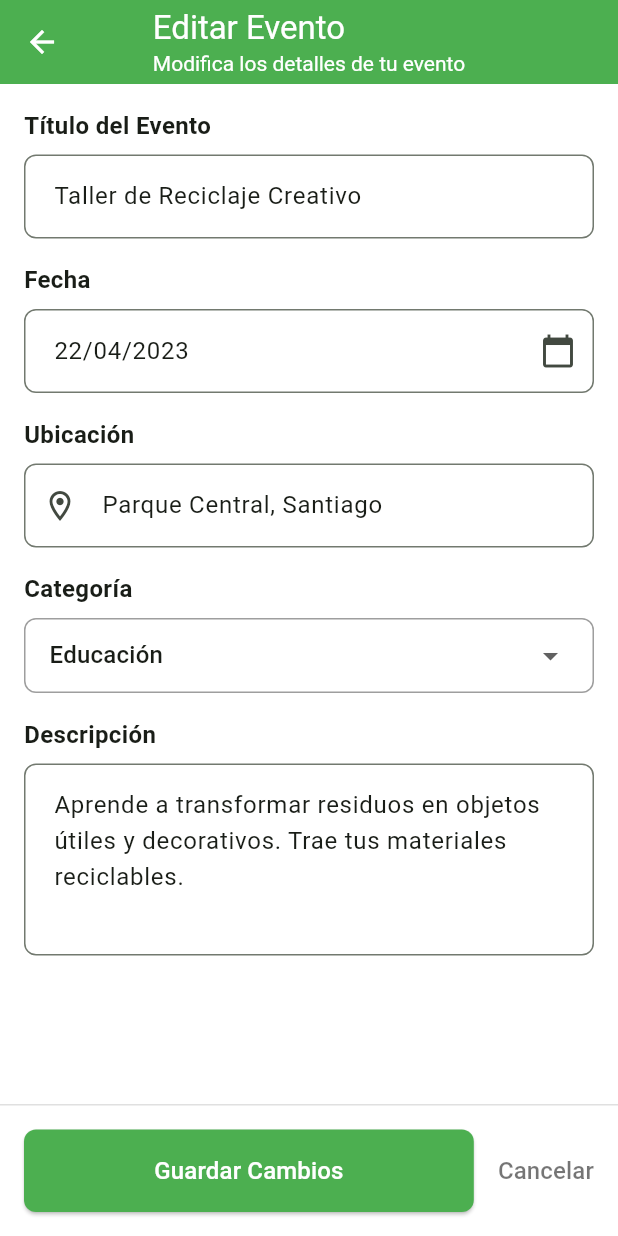
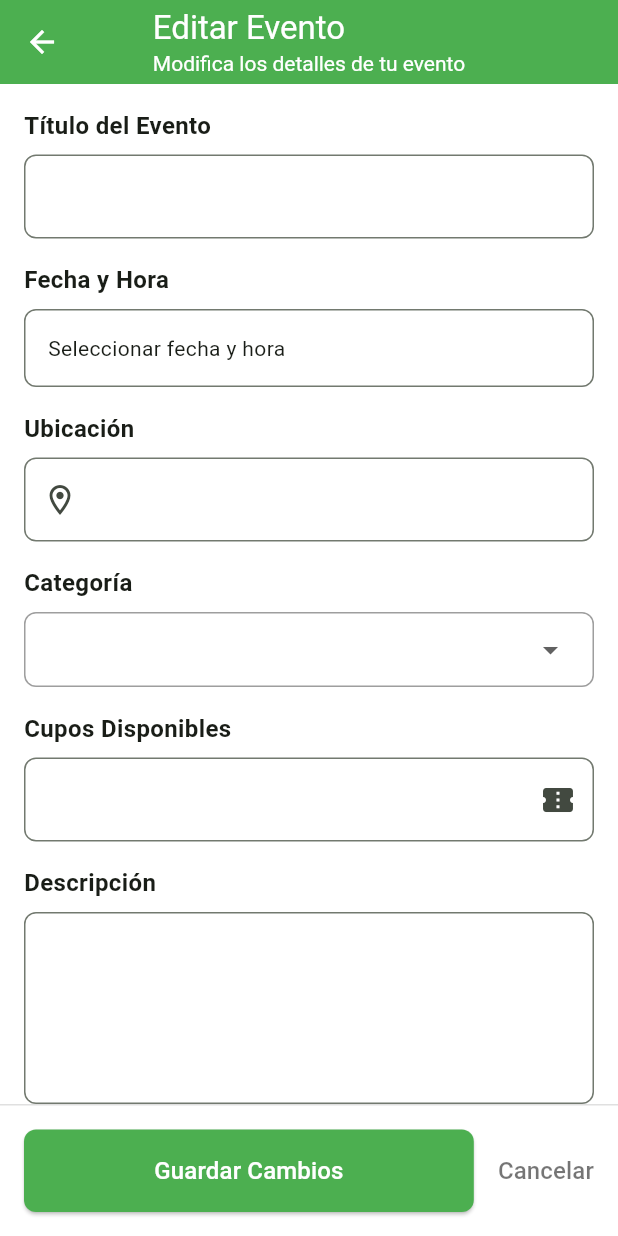
Before and after one commit to Arcangel7651/iguanosquad, a Flutter app: the EventCard widget shown alone on an empty page, opened directly with empty values, after a tap on the "edit" icon, on a phone screen of 412 x 824 dp. Run offline on Flutter 3.47's test engine with Material 3 defaults, Android fonts, the phone set to English and light mode, and no system bars; our stand-ins replace image_picker, shared_preferences, supabase_flutter; accounts and stored records are empty.

Commit message:
edit event visual

```diff
--- a/lib/main.dart
+++ b/lib/main.dart
@@ -4,6 +4,8 @@ import 'config/routes.dart';
 import 'package:supabase_flutter/supabase_flutter.dart';
 
 Future<void> main() async {
+  WidgetsFlutterBinding.ensureInitialized();
+  print("iniciando.....");
   await Supabase.initialize(
     url: 'https://eqpfcemfmfoupwoouksi.supabase.co',
     anonKey:
--- a/lib/screens/edit_event_screen.dart
+++ b/lib/screens/edit_event_screen.dart
@@ -1,7 +1,82 @@
 import 'package:flutter/material.dart';
+import 'package:iguanosquad/services/actividad_service.dart';
+import 'package:intl/intl.dart';
+import 'package:supabase_flutter/supabase_flutter.dart';
 
-class EditEventScreen extends StatelessWidget {
-  const EditEventScreen({Key? key}) : super(key: key);
+class EditEventScreen extends StatefulWidget {
+  final String nombre;
+  final DateTime fechaDesde;
+  const EditEventScreen(
+      {Key? key, required this.nombre, required this.fechaDesde})
+      : super(key: key);
+
+  @override
+  State<EditEventScreen> createState() => _EditEventScreenState();
+}
+
+class _EditEventScreenState extends State<EditEventScreen> {
+  final tituloController = TextEditingController();
+  final fechaController = TextEditingController();
+  final ubicacionController = TextEditingController();
+  final descripcionController = TextEditingController();
+  final cuposdisponiblesContrroller = TextEditingController();
+  final materialesController = TextEditingController();
+  final tipoActividadController = TextEditingController();
+  String? categoriaSeleccionada;
+  final userIdd = Supabase.instance.client.auth.currentUser?.id;
+  DateTime? _selectedDate;
+  bool cargando = true;
+
+  @override
+  void initState() {
+    super.initState();
+    cargarDatos();
+  }
+
+  Future<void> cargarDatos() async {
+    final actividades = await ActivityService().obtenerActividades(
+        nombre: widget.nombre, fechaDesde: widget.fechaDesde, userId: userIdd);
+
+    if (actividades.isNotEmpty) {
+      final actividad = actividades.first;
+
+      print("Estis son los originales");
+      print("Este es el nombre: ${actividad.nombre}");
+      print("Este es el nombre: ${actividad.fechaHora}");
+      print("Este es el nombre: ${actividad.ubicacion}");
+      print("Este es el nombre: ${actividad.descripcion}");
+      print("Este es el nombre: ${actividad.tipoCategoria}");
+/**/
+      print("Este es el nombre: ${actividad.disponibilidadCupos}");
+      print("Este es el nombre: ${actividad.materialesRequeridos}");
+      print("Este es el nombre: ${actividad.tipoActividad}");
+
+      tituloController.text = actividad.nombre;
+      fechaController.text = actividad.fechaHora.toString().split(' ')[0];
+      ubicacionController.text = actividad.ubicacion!;
+      descripcionController.text = actividad.descripcion!;
+      categoriaSeleccionada = actividad.tipoCategoria;
+      _selectedDate = actividad.fechaHora;
+      cuposdisponiblesContrroller.text =
+          actividad.disponibilidadCupos.toString();
+      materialesController.text = actividad.materialesRequeridos!;
+      tipoActividadController.text = actividad.tipoActividad!;
+    }
+
+    setState(() {
+      cargando = false;
+    });
+  }
+
+  void guardarDatos() {
+    print("Estis son los cambios");
+    print("Este es el nombre: ${tituloController.text}");
+    print("Este es el nombre: ${_selectedDate}");
+    print("Este es el nombre: ${ubicacionController.text}");
+    print("Este es el nombre: ${descripcionController.text}");
+    print("Este es el nombre: ${categoriaSeleccionada}");
+    print("Este es el nombre: ${cuposdisponiblesContrroller.text}");
+  }
 
   @override
   Widget build(BuildContext context) {
@@ -11,20 +86,18 @@ class EditEventScreen extends StatelessWidget {
           crossAxisAlignment: CrossAxisAlignment.start,
           children: [
             Text('Editar Evento'),
-            Text(
-              'Modifica los detalles de tu evento',
-              style: TextStyle(fontSize: 14),
-            ),
+            Text('Modifica los detalles de tu evento',
+                style: TextStyle(fontSize: 14)),
           ],
         ),
         leading: IconButton(
           icon: const Icon(Icons.arrow_back),
-          onPressed: () {
-            Navigator.pop(context);
-          },
+          onPressed: () => Navigator.pop(context),
         ),
       ),
-      body: Column(
+      body: cargando
+          ? const Center(child: CircularProgressIndicator())
+          : Column(
               children: [
                 Expanded(
                   child: SingleChildScrollView(
@@ -32,87 +105,75 @@ class EditEventScreen extends StatelessWidget {
                     child: Column(
                       crossAxisAlignment: CrossAxisAlignment.start,
                       children: [
-                  // Event Title
-                  const Text(
-                    'Título del Evento',
+                        const Text('Título del Evento',
                             style: TextStyle(
-                      fontWeight: FontWeight.bold,
-                      fontSize: 16,
-                    ),
-                  ),
+                                fontWeight: FontWeight.bold, fontSize: 16)),
                         const SizedBox(height: 8),
                         TextField(
+                            controller: tituloController,
+                            decoration: _inputDecoration()),
+                        const SizedBox(height: 16),
+                        const Text('Fecha y Hora',
+                            style: TextStyle(
+                                fontWeight: FontWeight.bold, fontSize: 16)),
+                        const SizedBox(height: 8),
+                        InkWell(
+                          onTap: () async {
+                            final picked = await showDatePicker(
+                              context: context,
+                              initialDate: _selectedDate ?? DateTime.now(),
+                              firstDate: DateTime.now(),
+                              lastDate:
+                                  DateTime.now().add(const Duration(days: 365)),
+                            );
+                            if (picked != null) {
+                              final time = await showTimePicker(
+                                context: context,
+                                initialTime: TimeOfDay.fromDateTime(
+                                    _selectedDate ?? DateTime.now()),
+                              );
+                              if (time != null) {
+                                setState(() {
+                                  _selectedDate = DateTime(
+                                    picked.year,
+                                    picked.month,
+                                    picked.day,
+                                    time.hour,
+                                    time.minute,
+                                  );
+                                });
+                              }
+                            }
+                          },
+                          child: InputDecorator(
                             decoration: InputDecoration(
                               border: OutlineInputBorder(
                                 borderRadius: BorderRadius.circular(8),
                               ),
-                      contentPadding: const EdgeInsets.symmetric(
-                        horizontal: 16,
-                        vertical: 16,
+                            ),
+                            child: Text(
+                              _selectedDate == null
+                                  ? 'Seleccionar fecha y hora'
+                                  : DateFormat('dd/MM/yyyy HH:mm')
+                                      .format(_selectedDate!),
                             ),
                           ),
-                    controller: TextEditingController(
-                        text: 'Taller de Reciclaje Creativo'),
                         ),
                         const SizedBox(height: 16),
-
-                  // Event Date
-                  const Text(
-                    'Fecha',
+                        const Text('Ubicación',
                             style: TextStyle(
-                      fontWeight: FontWeight.bold,
-                      fontSize: 16,
-                    ),
-                  ),
+                                fontWeight: FontWeight.bold, fontSize: 16)),
                         const SizedBox(height: 8),
                         TextField(
-                    decoration: InputDecoration(
-                      border: OutlineInputBorder(
-                        borderRadius: BorderRadius.circular(8),
-                      ),
-                      contentPadding: const EdgeInsets.symmetric(
-                        horizontal: 16,
-                        vertical: 16,
-                      ),
-                      suffixIcon: const Icon(Icons.calendar_today),
-                    ),
-                    controller: TextEditingController(text: '22/04/2023'),
+                          controller: ubicacionController,
+                          decoration: _inputDecoration(
+                              prefixIcon:
+                                  const Icon(Icons.location_on_outlined)),
                         ),
                         const SizedBox(height: 16),
-
-                  // Event Location
-                  const Text(
-                    'Ubicación',
+                        const Text('Categoría',
                             style: TextStyle(
-                      fontWeight: FontWeight.bold,
-                      fontSize: 16,
-                    ),
-                  ),
-                  const SizedBox(height: 8),
-                  TextField(
-                    decoration: InputDecoration(
-                      border: OutlineInputBorder(
-                        borderRadius: BorderRadius.circular(8),
-                      ),
-                      contentPadding: const EdgeInsets.symmetric(
-                        horizontal: 16,
-                        vertical: 16,
-                      ),
-                      prefixIcon: const Icon(Icons.location_on_outlined),
-                    ),
-                    controller:
-                        TextEditingController(text: 'Parque Central, Santiago'),
-                  ),
-                  const SizedBox(height: 16),
-
-                  // Event Category
-                  const Text(
-                    'Categoría',
-                    style: TextStyle(
-                      fontWeight: FontWeight.bold,
-                      fontSize: 16,
-                    ),
-                  ),
+                                fontWeight: FontWeight.bold, fontSize: 16)),
                         const SizedBox(height: 8),
                         Container(
                           decoration: BoxDecoration(
@@ -122,98 +183,83 @@ class EditEventScreen extends StatelessWidget {
                           padding: const EdgeInsets.symmetric(horizontal: 16),
                           child: DropdownButtonHideUnderline(
                             child: DropdownButton<String>(
-                        value: 'Educación',
+                              value: categoriaSeleccionada,
                               isExpanded: true,
-                        items: <String>[
-                          'Educación',
-                          'Taller',
-                          'Charla',
-                          'Limpieza',
-                          'Otro'
-                        ].map<DropdownMenuItem<String>>((String value) {
-                          return DropdownMenuItem<String>(
-                            value: value,
-                            child: Text(value),
-                          );
-                        }).toList(),
-                        onChanged: (String? newValue) {},
+                              items: const [
+                                'limpieza',
+                                'reciclaje',
+                                'educacion',
+                                'plantacion'
+                              ]
+                                  .map((value) => DropdownMenuItem(
+                                      value: value, child: Text(value)))
+                                  .toList(),
+                              onChanged: (value) =>
+                                  setState(() => categoriaSeleccionada = value),
                             ),
                           ),
                         ),
                         const SizedBox(height: 16),
-
-                  // Event Description
-                  const Text(
-                    'Descripción',
+                        const Text('Cupos Disponibles',
                             style: TextStyle(
-                      fontWeight: FontWeight.bold,
-                      fontSize: 16,
+                                fontWeight: FontWeight.bold, fontSize: 16)),
+                        const SizedBox(height: 8),
+                        TextField(
+                          controller: cuposdisponiblesContrroller,
+                          keyboardType: TextInputType.number,
+                          decoration: _inputDecoration(
+                            suffixIcon: const Icon(Icons.confirmation_number),
                           ),
                         ),
+                        const SizedBox(height: 16),
+                        const Text('Descripción',
+                            style: TextStyle(
+                                fontWeight: FontWeight.bold, fontSize: 16)),
                         const SizedBox(height: 8),
                         TextField(
-                    decoration: InputDecoration(
-                      border: OutlineInputBorder(
-                        borderRadius: BorderRadius.circular(8),
-                      ),
-                      contentPadding: const EdgeInsets.symmetric(
-                        horizontal: 16,
-                        vertical: 16,
-                      ),
-                    ),
-                    controller: TextEditingController(
-                      text:
-                          'Aprende a transformar residuos en objetos útiles y decorativos. Trae tus materiales reciclables.',
-                    ),
+                          controller: descripcionController,
                           maxLines: 4,
+                          decoration: _inputDecoration(),
                         ),
                         const SizedBox(height: 32),
                       ],
                     ),
                   ),
                 ),
-          // Bottom Buttons
                 Container(
                   padding: const EdgeInsets.all(16),
                   decoration: BoxDecoration(
-              border: Border(
-                top: BorderSide(color: Colors.grey[300]!),
-              ),
-            ),
+                      border:
+                          Border(top: BorderSide(color: Colors.grey[300]!))),
                   child: Row(
                     children: [
                       Expanded(
                         child: ElevatedButton(
                           onPressed: () {
-                      Navigator.pop(context);
+                            // Guardar lógica
+                            //Navigator.pop(context);
+                            guardarDatos();
                           },
                           style: ElevatedButton.styleFrom(
                             backgroundColor: Theme.of(context).primaryColor,
                             foregroundColor: Colors.white,
                             padding: const EdgeInsets.symmetric(vertical: 16),
                             shape: RoundedRectangleBorder(
-                        borderRadius: BorderRadius.circular(8),
+                                borderRadius: BorderRadius.circular(8)),
                           ),
-                    ),
-                    child: const Text(
-                      'Guardar Cambios',
-                      style: TextStyle(fontSize: 16),
-                    ),
+                          child: const Text('Guardar Cambios',
+                              style: TextStyle(fontSize: 16)),
                         ),
                       ),
                       const SizedBox(width: 16),
                       TextButton(
-                  onPressed: () {
-                    Navigator.pop(context);
-                  },
+                        onPressed: () => Navigator.pop(context),
                         style: TextButton.styleFrom(
                           foregroundColor: Colors.black54,
                           padding: const EdgeInsets.symmetric(vertical: 16),
                         ),
-                  child: const Text(
-                    'Cancelar',
-                    style: TextStyle(fontSize: 16),
-                  ),
+                        child: const Text('Cancelar',
+                            style: TextStyle(fontSize: 16)),
                       ),
                     ],
                   ),
@@ -222,4 +268,13 @@ class EditEventScreen extends StatelessWidget {
             ),
     );
   }
+
+  InputDecoration _inputDecoration({Widget? prefixIcon, Widget? suffixIcon}) {
+    return InputDecoration(
+      border: OutlineInputBorder(borderRadius: BorderRadius.circular(8)),
+      contentPadding: const EdgeInsets.symmetric(horizontal: 16, vertical: 16),
+      prefixIcon: prefixIcon,
+      suffixIcon: suffixIcon,
+    );
   }
+}
--- a/lib/screens/events_screen.dart
+++ b/lib/screens/events_screen.dart
@@ -152,8 +152,18 @@ class _EventsScreenState extends State<EventsScreen> {
         debugPrint('URL de imagen obtenida: $imageUrl');
       }
 
-      // Creando el objeto de datos
-      final Map<String, dynamic> activityData = {
+      // Obtener el ID del usuario actual
+      final String? organizerId = Supabase.instance.client.auth.currentUser?.id;
+      if (organizerId == null) {
+        ScaffoldMessenger.of(context).showSnackBar(
+          const SnackBar(
+              content: Text('Debes iniciar sesión para crear una actividad')),
+        );
+        return;
+      }
+
+      // Construir el mapa de datos ya con el organizador
+      final activityData = <String, dynamic>{
         'nombre': _titleController.text,
         'descripcion': _descriptionController.text,
         'ubicacion': _locationController.text,
@@ -162,16 +172,15 @@ class _EventsScreenState extends State<EventsScreen> {
         'disponibilidad_cupos': _availableSpots,
         'materiales_requeridos': _materialsController.text,
         'tipo_categoria': _selectedCategory.toLowerCase(),
+        'organizador': organizerId, // ← Aquí va el UUID
       };
 
-      // Solo añadir url_image si hay imagen
       if (imageUrl != null && imageUrl.isNotEmpty) {
         activityData['url_image'] = imageUrl;
       }
 
       debugPrint('Datos a insertar: $activityData');
 
-      // Insertar sin execute()
       final response =
           await _supabase.from('actividad_conservacion').insert(activityData);
 
@@ -181,7 +190,7 @@ class _EventsScreenState extends State<EventsScreen> {
         Navigator.pop(context);
         _loadActivities();
         ScaffoldMessenger.of(context).showSnackBar(
-          const SnackBar(content: Text('Actividad creada exitosamente')),
+          const SnackBar(content: Text('Actividad creada exitosamente 🎉')),
         );
       }
     } catch (e) {
--- a/lib/services/actividad_service.dart
+++ b/lib/services/actividad_service.dart
@@ -60,15 +60,56 @@ class ActivityService {
       String userId) async {
     final supabase = Supabase.instance.client;
 
+    // Ejecuta la consulta y obtén el PostgrestResponse
     final response = await supabase
         .from('actividad_conservacion')
         .select('nombre, fecha_hora, ubicacion, descripcion')
+        .eq('organizador', userId)
+        .execute(); // ← ¡IMPORTANTE!
+
+    // Extrae la data, que ya es List<dynamic>
+    final data = response.data as List<dynamic>;
+
+    // Si no hay elementos, regresa lista vacía
+    if (data.isEmpty) {
+      return [];
+    }
+
+    // Asegúrate de castear cada elemento a Map<String, dynamic>
+    return data.map((e) => Map<String, dynamic>.from(e as Map)).toList();
+  }
+
+  Future<List<Activity>> obtenerActividades({
+    String? nombre,
+    DateTime? fechaDesde,
+    required String? userId,
+  }) async {
+    // Eliminamos la declaración genérica <Map<String, dynamic>>
+    var query = _supabase
+        .from('actividad_conservacion')
+        .select('*') // ← Esta es la corrección clave
         .eq('organizador', userId);
 
-    if (response.isEmpty) {
-      return []; // No hay actividades para ese usuario
+    if (nombre != null && nombre.isNotEmpty) {
+      query = query.ilike('nombre', '%$nombre%');
     }
 
-    return response;
+    if (fechaDesde != null) {
+      query = query.filter(
+        'fecha_hora',
+        'gte',
+        fechaDesde.toIso8601String(),
+      );
+    }
+
+    final finalQuery = query.order('fecha_hora', ascending: true);
+
+    final response = await finalQuery.execute();
+
+    final data = response.data as List<dynamic>;
+
+    return data
+        .map((json) => Activity.fromJson(json as Map<String, dynamic>))
+        .toList();
   }
 }
--- a/lib/widgets/event_card.dart
+++ b/lib/widgets/event_card.dart
@@ -32,6 +32,7 @@ class EventCard extends StatelessWidget {
         '${date.day} de ${_spanishMonth(date.month)}, ${date.year}';
 
     return Card(
+      color: Color.fromARGB(255, 255, 255, 255),
       margin: const EdgeInsets.only(bottom: 16),
       shape: RoundedRectangleBorder(
         borderRadius: BorderRadius.circular(8),
@@ -56,20 +57,23 @@ class EventCard extends StatelessWidget {
                   children: [
                     IconButton(
                       icon: const Icon(Icons.edit),
-                      onPressed: onEdit ??
-                          () {
+                      onPressed: () {
+                        print("Precionaste el boton de editar");
                         Navigator.push(
                           context,
                           MaterialPageRoute(
-                                builder: (_) => const EditEventScreen(),
+                            builder: (_) => EditEventScreen(
+                              nombre: title,
+                              fechaDesde: date,
+                            ),
                           ),
                         );
                       },
                     ),
-                    IconButton(
+                    /*IconButton(
                       icon: const Icon(Icons.delete_outline),
                       onPressed: onDelete,
-                    ),
+                    ),*/
                   ],
                 ),
               ],
```
Lines whose indentation alone changed are shown as unchanged.
